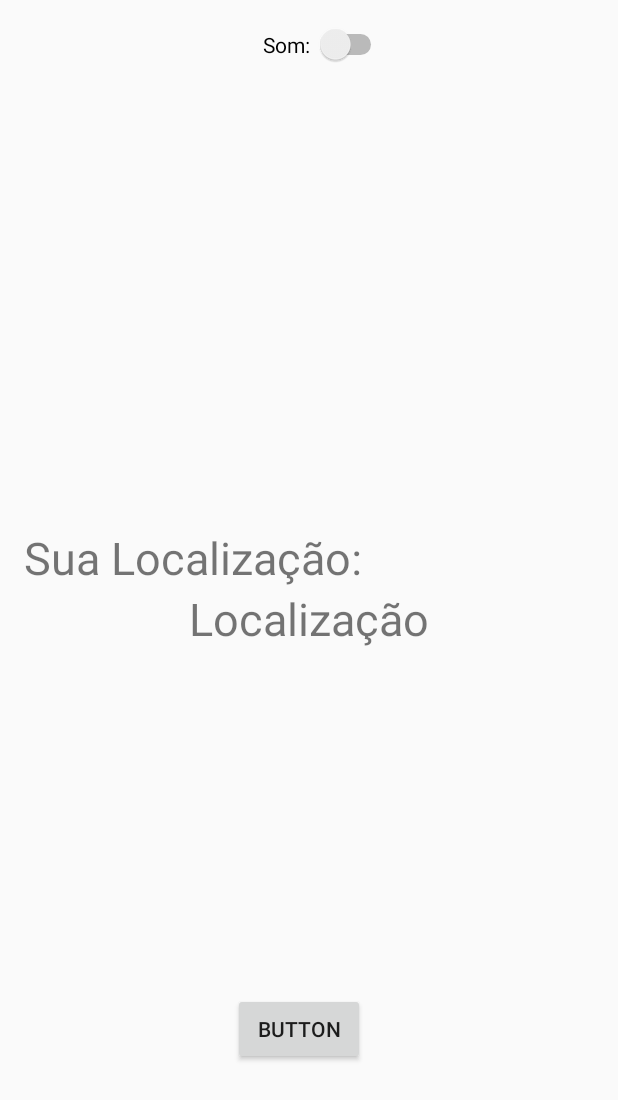
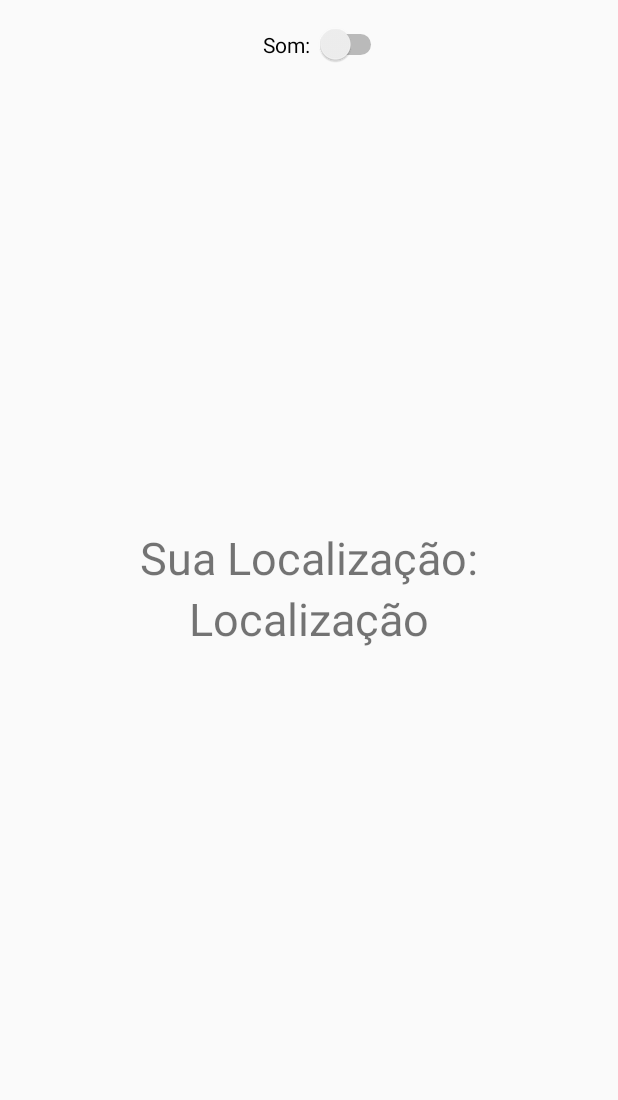
Before and after one commit to fabraocaio/RFLocusUser, an Android app: the layout activity_user.xml on its own in the app's theme, with its tools: preview values and no code run, on a phone screen of 412 x 824 dp. Shown: the top 1100 px of the screen. Run offline under Robolectric (Android 15) with nearby library versions, the light colour scheme and no system bars.

```diff
--- a/app/src/main/res/layout/activity_user.xml
+++ b/app/src/main/res/layout/activity_user.xml
@@ -25,27 +25,17 @@
         android:text="Som: "
         app:layout_constraintRight_toRightOf="parent"
         app:layout_constraintTop_toTopOf="parent"
-        android:layout_marginTop="16dp" />
+        android:layout_marginTop="16dp"
+        android:layout_marginEnd="154dp" />
 
     <TextView
         android:id="@+id/textView2"
         android:layout_width="wrap_content"
         android:layout_height="wrap_content"
-        android:layout_marginBottom="0dp"
-        android:layout_marginLeft="16dp"
         android:text="Sua Localização:"
         android:textSize="30sp"
         app:layout_constraintBottom_toTopOf="@+id/tvLocation"
-        app:layout_constraintLeft_toLeftOf="parent" />
-
-    <Button
-        android:id="@+id/button2"
-        android:layout_width="wrap_content"
-        android:layout_height="wrap_content"
-        android:layout_marginBottom="114dp"
-        android:layout_marginLeft="155dp"
-        android:text="Button"
-        app:layout_constraintBottom_toBottomOf="parent"
-        app:layout_constraintLeft_toLeftOf="parent" />
+        app:layout_constraintLeft_toLeftOf="parent"
+        app:layout_constraintRight_toRightOf="parent" />
 
 </android.support.constraint.ConstraintLayout>
```
Also changed, not shown: app/src/main/java/project/app/user/org/rflocususer/Ap.java (added, +29 -0 lines), app/src/main/java/project/app/user/org/rflocususer/ApJson.java (deleted, +0 -55 lines), app/src/main/java/project/app/user/org/rflocususer/LocusJson.java (added, +27 -0 lines), app/src/main/java/project/app/user/org/rflocususer/RestClient.java (+3 -21 lines), app/src/main/java/project/app/user/org/rflocususer/UserActivity.java (+43 -100 lines).
